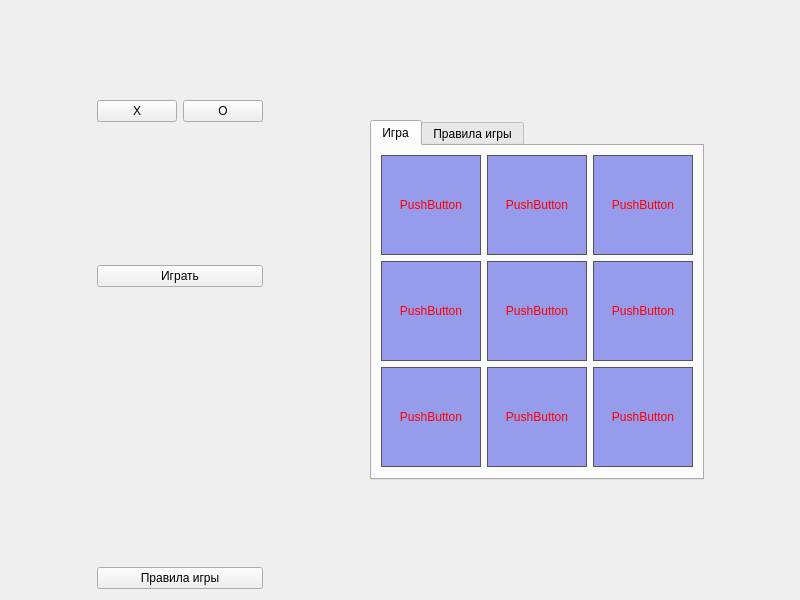
Qt form Project/widget.ui (HmmAnchy/A-C-project) before a commit.
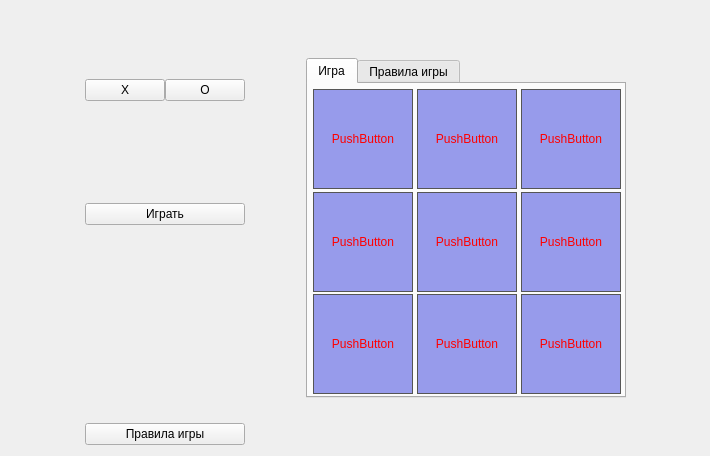
The same form after that commit. Icons and pictures are not drawn.

```diff
--- a/Project/widget.ui
+++ b/Project/widget.ui
@@ -6,20 +6,20 @@
    <rect>
     <x>0</x>
     <y>0</y>
-    <width>800</width>
-    <height>600</height>
+    <width>710</width>
+    <height>456</height>
    </rect>
   </property>
   <property name="minimumSize">
    <size>
-    <width>650</width>
+    <width>710</width>
     <height>456</height>
    </size>
   </property>
   <property name="maximumSize">
    <size>
-    <width>946</width>
-    <height>683</height>
+    <width>800</width>
+    <height>586</height>
    </size>
   </property>
   <property name="windowTitle">
@@ -69,6 +69,9 @@
      </item>
      <item>
       <layout class="QHBoxLayout" name="horizontalLayout_3">
+       <property name="spacing">
+        <number>0</number>
+       </property>
        <item>
         <widget class="QPushButton" name="pushButton_23">
          <property name="text">
@@ -215,8 +218,14 @@
      </property>
      <property name="minimumSize">
       <size>
-       <width>100</width>
-       <height>100</height>
+       <width>320</width>
+       <height>320</height>
+      </size>
+     </property>
+     <property name="maximumSize">
+      <size>
+       <width>320</width>
+       <height>340</height>
       </size>
      </property>
      <property name="styleSheet">
@@ -238,6 +247,21 @@
        <string>Игра</string>
       </attribute>
       <layout class="QGridLayout" name="gridLayout_5">
+       <property name="leftMargin">
+        <number>5</number>
+       </property>
+       <property name="topMargin">
+        <number>5</number>
+       </property>
+       <property name="rightMargin">
+        <number>5</number>
+       </property>
+       <property name="bottomMargin">
+        <number>5</number>
+       </property>
+       <property name="spacing">
+        <number>5</number>
+       </property>
        <item row="1" column="2">
         <widget class="QPushButton" name="pushButton_17">
          <property name="sizePolicy">
```
